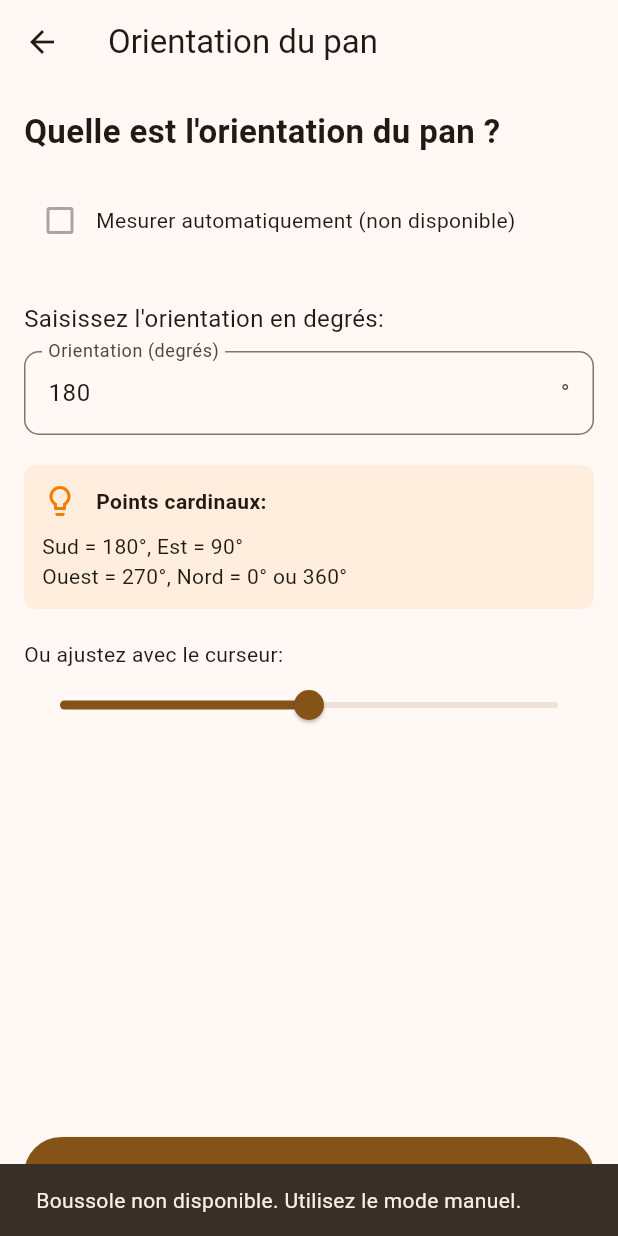
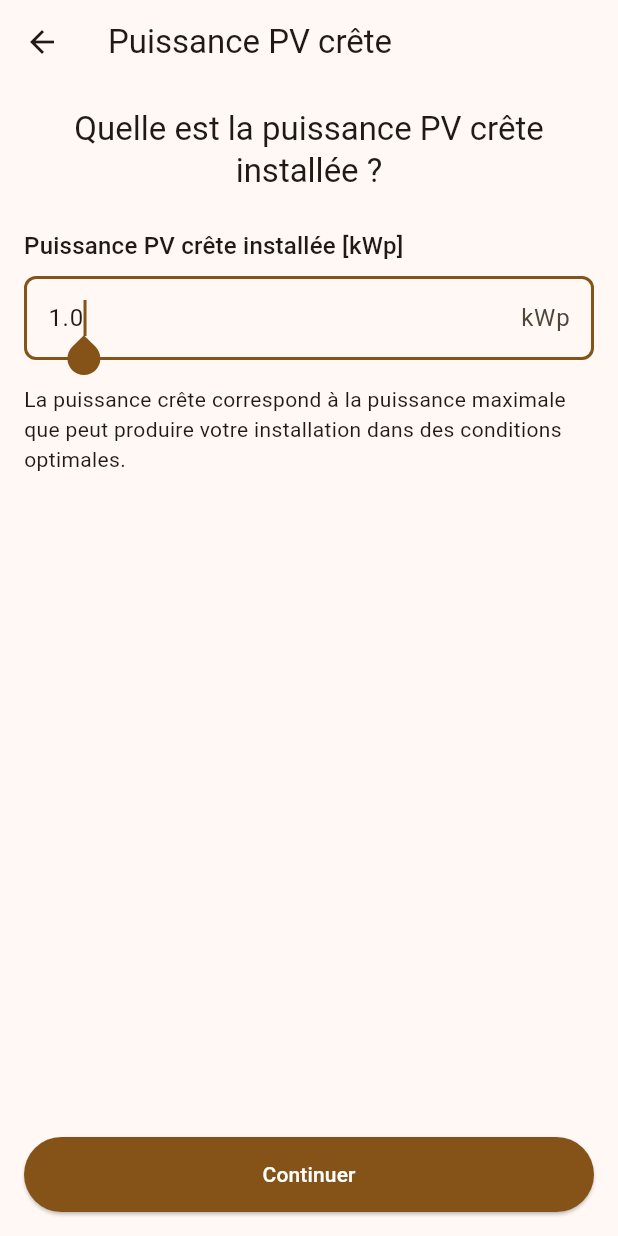
Before and after one commit to Nathan-lama/SolarPanel, a Flutter app: the PansListScreen screen opened directly, after a tap on "Ajouter un pan", on a phone screen of 412 x 824 dp. Run offline on Flutter 3.47's test engine with Material 3 defaults, Android fonts, the phone set to English and light mode, and no system bars; our stand-ins replace camera, flutter_compass, geocoding, geolocator, google_maps_flutter, permission_handler and 2 more.

Commit message:
Puissance PV crête installée [kWp]

```diff
--- a/lib/models/roof_pan.dart
+++ b/lib/models/roof_pan.dart
@@ -1,24 +1,29 @@
-import 'dart:math';
 import 'shadow_measurement.dart';
 
 class RoofPan {
   final String id;
   final double orientation;
   final double inclination;
+  final double peakPower; // Nouvelle propriété pour la puissance crête
   final bool hasObstacles;
   final String? obstaclesVideoPath;
   final List<ShadowMeasurement>? shadowMeasurements;
 
   RoofPan({
+    String? id,
     required this.orientation,
     required this.inclination,
+    this.peakPower = 0.0, // Valeur par défaut
     this.hasObstacles = false,
     this.obstaclesVideoPath,
     this.shadowMeasurements,
-  }) : id = Random().nextDouble().toString();
+  }) : id = id ?? DateTime.now().millisecondsSinceEpoch.toString();
 
   @override
   String toString() {
-    return 'Orientation: ${orientation.round()}°, Inclinaison: ${inclination.round()}°${hasObstacles ? " (Obstacles)" : ""}';
+    return 'Orientation: ${orientation.toStringAsFixed(1)}° | '
+           'Inclinaison: ${inclination.toStringAsFixed(1)}° | '
+           'Puissance: ${peakPower.toStringAsFixed(1)} kWp | '
+           'Obstacles: ${hasObstacles ? "Oui" : "Non"}';
   }
 }
--- a/lib/screens/obstacles_pan_screen.dart
+++ b/lib/screens/obstacles_pan_screen.dart
@@ -6,7 +6,6 @@ import 'package:flutter_compass/flutter_compass.dart';
 import 'package:sensors_plus/sensors_plus.dart';
 import 'package:camera/camera.dart';
 import 'package:path_provider/path_provider.dart';
-import 'package:csv/csv.dart';
 import 'package:share_plus/share_plus.dart';
 import '../models/roof_pan.dart';
 import '../models/shadow_measurement.dart';
@@ -15,11 +14,13 @@ import 'shadow_chart_screen.dart';
 class ObstaclesPanScreen extends StatefulWidget {
   final double orientation;
   final double inclination;
+  final double peakPower; // Nouvelle propriété pour la puissance crête
 
   const ObstaclesPanScreen({
     super.key,
     required this.orientation,
     required this.inclination,
+    required this.peakPower, // Ajouter le paramètre au constructeur
   });
 
   @override
@@ -201,6 +202,7 @@ class _ObstaclesPanScreenState extends State<ObstaclesPanScreen> {
       RoofPan(
         orientation: widget.orientation,
         inclination: widget.inclination,
+        peakPower: widget.peakPower, // Ajouter la puissance PV
         hasObstacles: hasObstacles,
         shadowMeasurements: hasObstacles ? _measurements : null,
       ),
--- a/lib/screens/pans_list_screen.dart
+++ b/lib/screens/pans_list_screen.dart
@@ -4,6 +4,7 @@ import 'orientation_screen.dart';
 import 'results_screen.dart';
 import 'inclination_screen.dart';
 import 'obstacles_pan_screen.dart'; // Ajout de l'import pour l'écran des obstacles
+import 'peak_power_screen.dart'; // Ajout de l'import pour l'écran de puissance crête
 
 class PansListScreen extends StatefulWidget {
   const PansListScreen({super.key});
@@ -18,6 +19,17 @@ class _PansListScreenState extends State<PansListScreen> {
 
   // Méthode pour ajouter un nouveau pan
   Future<void> _addNewPan() async {
+    // Navigation vers l'écran de puissance crête (nouveau)
+    final double? peakPower = await Navigator.push<double>(
+      context,
+      MaterialPageRoute(
+        builder: (context) => const PeakPowerScreen(),
+      ),
+    );
+
+    // Si l'utilisateur a annulé ou le widget n'est plus monté, on sort
+    if (peakPower == null || !mounted) return;
+
     // Navigation vers l'écran d'orientation
     final double? orientation = await Navigator.push<double>(
       context,
@@ -47,6 +59,7 @@ class _PansListScreenState extends State<PansListScreen> {
         builder: (context) => ObstaclesPanScreen(
           orientation: orientation,
           inclination: inclination,
+          peakPower: peakPower, // Ajouter la puissance PV
         ),
       ),
     );
--- /dev/null
+++ b/lib/screens/peak_power_screen.dart
@@ -0,0 +1,110 @@
+import 'package:flutter/material.dart';
+
+class PeakPowerScreen extends StatefulWidget {
+  const PeakPowerScreen({super.key});
+
+  @override
+  State<PeakPowerScreen> createState() => _PeakPowerScreenState();
+}
+
+class _PeakPowerScreenState extends State<PeakPowerScreen> {
+  final TextEditingController _powerController = TextEditingController(text: '1.0');
+  final FocusNode _powerFocusNode = FocusNode();
+  double _peakPower = 1.0; // Valeur par défaut
+
+  @override
+  void initState() {
+    super.initState();
+    // Donner le focus au champ dès le chargement de la page
+    WidgetsBinding.instance.addPostFrameCallback((_) {
+      _powerFocusNode.requestFocus();
+    });
+  }
+
+  @override
+  void dispose() {
+    _powerController.dispose();
+    _powerFocusNode.dispose();
+    super.dispose();
+  }
+
+  void _updatePower(String value) {
+    try {
+      final newPower = double.parse(value.replaceAll(',', '.'));
+      if (newPower > 0) {
+        setState(() => _peakPower = newPower);
+      }
+    } catch (e) {
+      // Ignorer les erreurs de parsing
+    }
+  }
+
+  void _confirmAndNavigateBack() {
+    Navigator.pop(context, _peakPower);
+  }
+
+  @override
+  Widget build(BuildContext context) {
+    return Scaffold(
+      appBar: AppBar(
+        title: const Text('Puissance PV crête'),
+      ),
+      body: Padding(
+        padding: const EdgeInsets.all(16.0),
+        child: Column(
+          crossAxisAlignment: CrossAxisAlignment.start,
+          children: [
+            Text(
+              'Quelle est la puissance PV crête installée ?',
+              style: Theme.of(context).textTheme.titleLarge,
+              textAlign: TextAlign.center,
+            ),
+            const SizedBox(height: 24),
+
+            Text(
+              'Puissance PV crête installée [kWp]',
+              style: Theme.of(context).textTheme.titleMedium,
+            ),
+            const SizedBox(height: 8),
+
+            TextField(
+              controller: _powerController,
+              focusNode: _powerFocusNode,
+              keyboardType: const TextInputType.numberWithOptions(decimal: true),
+              decoration: InputDecoration(
+                border: OutlineInputBorder(
+                  borderRadius: BorderRadius.circular(8),
+                ),
+                suffix: const Text('kWp'),
+                hintText: '3.0',
+              ),
+              onChanged: _updatePower,
+            ),
+
+            const SizedBox(height: 16),
+
+            Text(
+              'La puissance crête correspond à la puissance maximale que peut produire votre installation dans des conditions optimales.',
+              style: Theme.of(context).textTheme.bodyMedium,
+            ),
+
+            const Spacer(),
+
+            SizedBox(
+              width: double.infinity,
+              height: 50,
+              child: ElevatedButton(
+                onPressed: _confirmAndNavigateBack,
+                style: ElevatedButton.styleFrom(
+                  backgroundColor: Theme.of(context).colorScheme.primary,
+                  foregroundColor: Colors.white,
+                ),
+                child: const Text('Continuer'),
+              ),
+            ),
+          ],
+        ),
+      ),
+    );
+  }
+}
--- a/lib/screens/roof_inclination_screen.dart
+++ b/lib/screens/roof_inclination_screen.dart
@@ -17,12 +17,16 @@ class _RoofInclinationScreenState extends State<RoofInclinationScreen> {
     // Obtenir l'orientation du panData existant
     final double orientation = widget.panData['orientation'] ?? 0.0;
 
-    // Navigation vers l'écran des obstacles avec orientation et inclinaison
+    // Obtenir la puissance PV du panData existant ou utiliser une valeur par défaut de 3.0
+    final double peakPower = widget.panData['peakPower'] ?? 3.0;
+
+    // Navigation vers l'écran des obstacles avec orientation, inclinaison et puissance crête
     Navigator.of(context).push(
       MaterialPageRoute(
         builder: (context) => ObstaclesPanScreen(
           orientation: orientation,
           inclination: _selectedInclination,
+          peakPower: peakPower, // Ajouter le paramètre requis
         ),
       ),
     );
```
